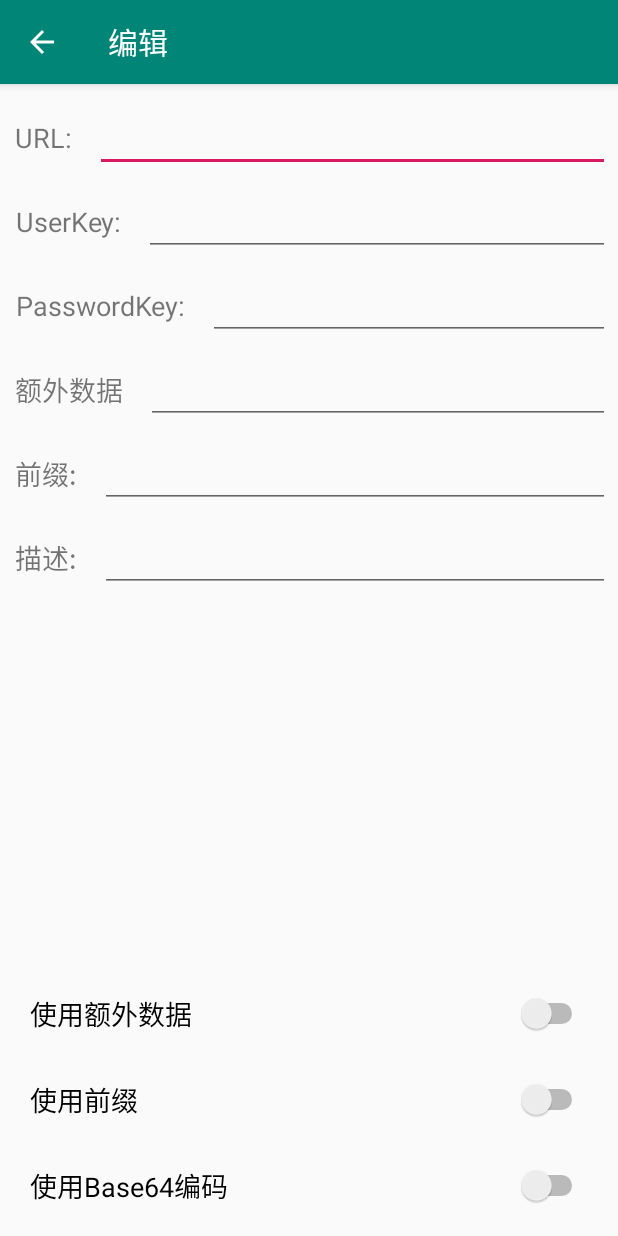
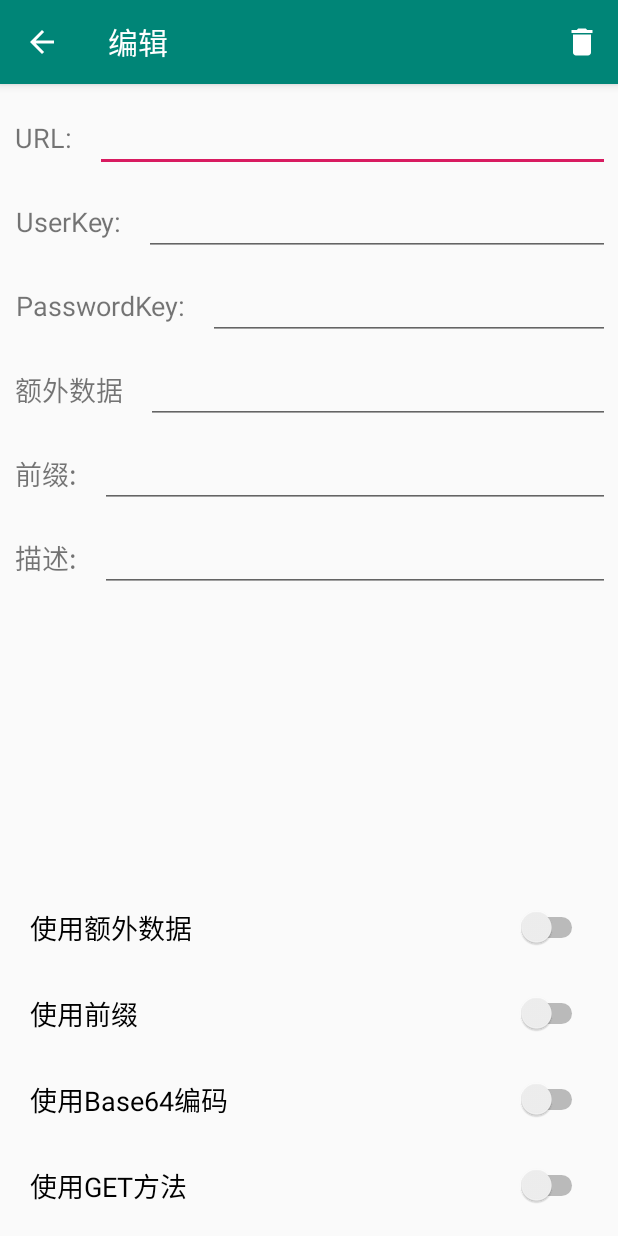
Before and after one commit to Hamster5295/CheaterBomber, an Android app: the EditActivity screen opened directly, with no data from a screen before it, on a phone screen of 412 x 824 dp. Run offline under Robolectric (Android 15) with nearby library versions, the phone set to English and light mode, and no system bars; 1 statement that could not run was skipped.

Commit message:
Fix some bugs Update to V3.0.2

```diff
--- a/app/build.gradle
+++ b/app/build.gradle
@@ -7,8 +7,8 @@ android {
         applicationId "com.hamster5295.qq_harker_bomber"
         minSdkVersion 15
         targetSdkVersion 29
-        versionCode 8
-        versionName "3.0.1"
+        versionCode 9
+        versionName "3.0.2"
         testInstrumentationRunner "androidx.test.runner.AndroidJUnitRunner"
         android.defaultConfig.vectorDrawables.useSupportLibrary = true
     }
@@ -41,5 +41,4 @@ dependencies {
     testImplementation 'junit:junit:4.12'
     androidTestImplementation 'androidx.test:runner:1.2.0'
     androidTestImplementation 'androidx.test.espresso:espresso-core:3.2.0'
-    implementation files('libs/commons-codec-1.13.jar')
 }
--- a/app/src/main/java/com/hamster5295/qq_harker_bomber/Bomber/BomberData.java
+++ b/app/src/main/java/com/hamster5295/qq_harker_bomber/Bomber/BomberData.java
@@ -24,4 +24,8 @@ public class BomberData {
     public static void setBombers(ArrayList<Bomber> bombers) {
         BomberData.bombers = bombers;
     }
+
+    public static void removeBomber(int index) {
+        bombers.remove(index);
+    }
 }
--- a/app/src/main/java/com/hamster5295/qq_harker_bomber/EditActivity.java
+++ b/app/src/main/java/com/hamster5295/qq_harker_bomber/EditActivity.java
@@ -7,6 +7,7 @@ import android.annotation.SuppressLint;
 import android.os.Bundle;
 import android.os.Handler;
 import android.os.Message;
+import android.view.Menu;
 import android.view.MenuItem;
 import android.view.View;
 import android.widget.EditText;
@@ -38,6 +39,7 @@ public class EditActivity extends AppCompatActivity {
     private Switch switch_base64;
     private Switch switch_extra;
     private Switch switch_prefix;
+    private Switch switch_get;
 
     @SuppressLint("HandlerLeak")
     private Handler uiHandler = new Handler() {
@@ -68,6 +70,8 @@ public class EditActivity extends AppCompatActivity {
         setContentView(R.layout.activity_edit);
         getSupportActionBar().setDisplayHomeAsUpEnabled(true);
 
+        setResult(-1);
+
         if (getIntent() != null) {
             index = getIntent().getIntExtra("Index", 0);
         }
@@ -88,7 +92,7 @@ public class EditActivity extends AppCompatActivity {
         switch_base64 = findViewById(R.id.switch_base64);
         switch_extra = findViewById(R.id.switch_extra);
         switch_prefix = findViewById(R.id.switch_prefix);
-
+        switch_get = findViewById(R.id.switch_get);
 
         edit_url.setText(bomber.getUrl());
         edit_user.setText(bomber.getUserKey());
@@ -115,6 +119,10 @@ public class EditActivity extends AppCompatActivity {
         switch_prefix.setOnClickListener(view -> {
             bomber.setUsePrefix(switch_prefix.isChecked());
         });
+
+        switch_get.setOnClickListener(view -> {
+            bomber.setUseGet(switch_get.isChecked());
+        });
     }
 
     @Override
@@ -124,6 +132,12 @@ public class EditActivity extends AppCompatActivity {
                 //TODO: Save edit.
                 saveToBomber();
                 thread_checkUsage_flag = false;
+                finish();
+                return true;
+
+            case R.id.btn_delete:
+                BomberData.removeBomber(index);
+                setResult(index);
                 finish();
                 return true;
         }
@@ -153,4 +167,10 @@ public class EditActivity extends AppCompatActivity {
         thread_checkUsage_flag = false;
         super.onBackPressed();
     }
+
+    @Override
+    public boolean onCreateOptionsMenu(Menu menu) {
+        getMenuInflater().inflate(R.menu.editmenubar,menu);
+        return super.onCreateOptionsMenu(menu);
+    }
 }
--- a/app/src/main/java/com/hamster5295/qq_harker_bomber/RecyclerView/SelectAdapter.java
+++ b/app/src/main/java/com/hamster5295/qq_harker_bomber/RecyclerView/SelectAdapter.java
@@ -40,7 +40,9 @@ public class SelectAdapter extends RecyclerView.Adapter<SelectAdapter.ViewHolder
 
     public void refresh(ArrayList<Bomber> a) {
         mList = a;
-        notifyItemChanged(mList.size() - 1);
+        for (int i = 0; i < mList.size(); i++) {
+            notifyItemChanged(i);
+        }
     }
 
     @NonNull
--- /dev/null
+++ b/app/src/main/res/drawable-anydpi/ic_action_delete.xml
@@ -0,0 +1,10 @@
+<vector xmlns:android="http://schemas.android.com/apk/res/android"
+    android:width="24dp"
+    android:height="24dp"
+    android:viewportWidth="24"
+    android:viewportHeight="24"
+    android:tint="#FFFFFF">
+    <path
+        android:fillColor="#FF000000"
+        android:pathData="M6,19c0,1.1 0.9,2 2,2h8c1.1,0 2,-0.9 2,-2V7H6v12zM19,4h-3.5l-1,-1h-5l-1,1H5v2h14V4z"/>
+</vector>
--- a/app/src/main/res/layout/activity_edit.xml
+++ b/app/src/main/res/layout/activity_edit.xml
@@ -200,12 +200,26 @@
         android:layout_width="match_parent"
         android:layout_height="wrap_content"
         android:layout_margin="10dp"
-        android:layout_marginBottom="16dp"
+        android:layout_marginBottom="8dp"
         android:layout_weight="1"
         android:checked="false"
         android:padding="10dp"
         android:text="使用Base64编码"
         android:textSize="18sp"
+        app:layout_constraintBottom_toTopOf="@+id/switch_get"
+        tools:layout_editor_absoluteX="16dp" />
+
+    <Switch
+        android:id="@+id/switch_get"
+        android:layout_width="match_parent"
+        android:layout_height="wrap_content"
+        android:layout_margin="10dp"
+        android:layout_marginBottom="8dp"
+        android:layout_weight="1"
+        android:checked="false"
+        android:padding="10dp"
+        android:text="使用GET方法"
+        android:textSize="18sp"
         app:layout_constraintBottom_toBottomOf="parent"
         tools:layout_editor_absoluteX="10dp" />
 </androidx.constraintlayout.widget.ConstraintLayout>
--- a/app/src/main/res/layout/activity_entry.xml
+++ b/app/src/main/res/layout/activity_entry.xml
@@ -30,7 +30,7 @@
             android:layout_width="match_parent"
             android:layout_height="wrap_content"
             android:gravity="center"
-            android:text="V 3.0.1"
+            android:text="V 3.0.2"
             android:textSize="24sp" />
     </LinearLayout>
 
--- /dev/null
+++ b/app/src/main/res/menu/editmenubar.xml
@@ -0,0 +1,13 @@
+<?xml version="1.0" encoding="utf-8"?>
+<menu xmlns:app="http://schemas.android.com/apk/res-auto"
+    xmlns:android="http://schemas.android.com/apk/res/android">
+
+    <item
+        android:id="@+id/btn_delete"
+        android:checkable="true"
+        android:enabled="true"
+        android:icon="@drawable/ic_action_delete"
+        android:title="Delete"
+        android:visible="true"
+        app:showAsAction="always" />
+</menu>
--- a/app/src/main/res/menu/mainmenubar.xml
+++ b/app/src/main/res/menu/mainmenubar.xml
@@ -9,7 +9,7 @@
         app:showAsAction="always" />
 
     <item
-        android:id="@+id/btn_setting"
+        android:id="@+id/btn_delete"
         android:icon="@drawable/ic_action_setting"
         android:title="Setting"
         app:showAsAction="always" />
```
Also changed, not shown: app/src/main/java/com/hamster5295/qq_harker_bomber/LaunchActivity.java (+10 -5 lines), app/src/main/java/com/hamster5295/qq_harker_bomber/PerformActivity.java (+13 -0 lines), app/src/main/res/drawable-hdpi/ic_action_delete.png (added), app/src/main/res/drawable-mdpi/ic_action_delete.png (added), app/src/main/res/drawable-xhdpi/ic_action_delete.png (added), app/src/main/res/drawable-xxhdpi/ic_action_delete.png (added).
